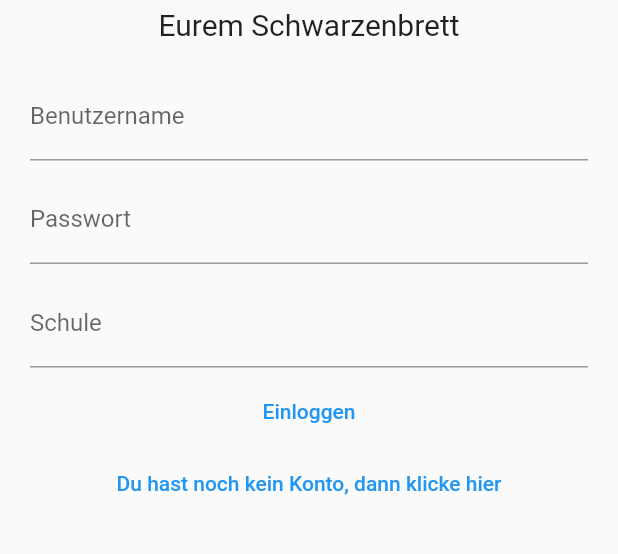
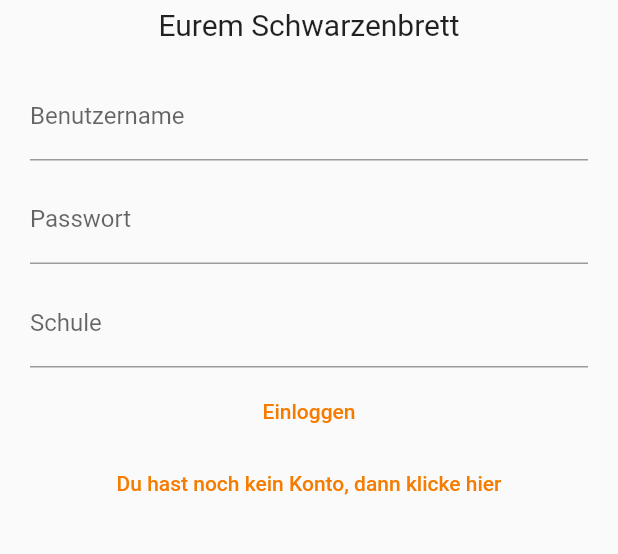
Before and after one commit to thatzanex/SchoolDex, a Flutter app: the screen it shows after launch, after a tap on "Du hast schon ein Konto, dann klicke hie", on a phone screen of 412 x 824 dp, the part 267-821 px from its top. Run offline on Flutter 3.47's test engine with Material 2 defaults, Android fonts, the phone set to English and light mode, and no system bars; our stand-ins replace sqflite, webview_flutter; accounts and stored records are empty.

Commit message:
Bereit für die Aufnahme

```diff
--- a/schooldexV1/lib/main.dart
+++ b/schooldexV1/lib/main.dart
@@ -55,7 +55,8 @@ class MyApp extends StatelessWidget {
         Blackboardpage.routeName: (ctx) =>
             Blackboardpage(status1, userId, username, dbname, searchItems),
         Vertretungspage.routeName: (ctx) => const Vertretungspage(),
-        Settingspage.routeName: (ctx) => Settingspage(userId, username, dbname),
+        Settingspage.routeName: (ctx) =>
+            Settingspage(status1, userId, username, dbname),
         LoginPage.routeName: (ctx) => LoginPage(accountStatus),
         RegistrierenPage.routeName: (ctx) => RegistrierenPage(accountStatus),
         Searchpage.routeName: (ctx) => Searchpage(nachhilfeList, agList,
--- a/schooldexV1/lib/pages/login_page.dart
+++ b/schooldexV1/lib/pages/login_page.dart
@@ -156,12 +156,16 @@ class _LoginPageState extends State<LoginPage> {
                   ),
                 ),
                 TextButton(
-                  child: const Text('Einloggen'),
-                  onPressed: submitData,
+                  child: Text(
+                    'Einloggen',
+                    style: TextStyle(color: Colors.orange.shade700),
+                  ),
+                  onPressed: () => submitData,
                 ),
                 TextButton(
-                  child: const Text(
+                  child: Text(
                     'Du hast noch kein Konto, dann klicke hier',
+                    style: TextStyle(color: Colors.orange.shade700),
                   ),
                   onPressed: () => selectPagetoRegistrieren(context),
                 ),
--- a/schooldexV1/lib/pages/registrieren_page.dart
+++ b/schooldexV1/lib/pages/registrieren_page.dart
@@ -283,12 +283,17 @@ class _RegistrierenPageState extends State<RegistrierenPage> {
                   ),
                 ),
                 TextButton(
-                  child: const Text('Registrieren'),
+                  child: Text(
+                    'Registrieren',
+                    style: TextStyle(color: Colors.orange.shade700),
+                  ),
                   onPressed: () => submitData(),
                 ),
                 TextButton(
-                  child:
-                      const Text('Du hast schon ein Konto, dann klicke hier'),
+                  child: Text(
+                    'Du hast schon ein Konto, dann klicke hier',
+                    style: TextStyle(color: Colors.orange.shade700),
+                  ),
                   onPressed: () => selectPagetoLogin(context),
                 ),
               ],
--- a/schooldexV1/lib/widgets/mybottomnavigationbar.dart
+++ b/schooldexV1/lib/widgets/mybottomnavigationbar.dart
@@ -62,7 +62,7 @@ class MyBottomNavigationBar extends StatelessWidget {
                   ),
                 ),
                 SizedBox(
-                  width: MediaQuery.of(context).size.width / 5 - 10,
+                  width: MediaQuery.of(context).size.width / 5 - 2,
                   child: IconButton(
                     icon: const Icon(Icons.school_rounded),
                     color: nachhilfeIconColor,
@@ -80,7 +80,7 @@ class MyBottomNavigationBar extends StatelessWidget {
                   ),
                 ),
                 SizedBox(
-                  width: MediaQuery.of(context).size.width / 5 - 10,
+                  width: MediaQuery.of(context).size.width / 5 - 2,
                   child: IconButton(
                     icon: const Icon(Icons.backpack_outlined),
                     color: blackboardIconColor,
```
Also changed, not shown: schooldexV1/lib/pages/settings_page.dart (+55 -26 lines), schooldexV1/lib/widgets/ag/ag_new.dart (+4 -4 lines), schooldexV1/lib/widgets/ag/ag_update.dart (+5 -2 lines), schooldexV1/lib/widgets/blackboard/blackboard_new.dart (+6 -6 lines), schooldexV1/lib/widgets/blackboard/blackboard_update.dart (+7 -7 lines), schooldexV1/lib/widgets/nachhilfen/nachhilfe_new.dart (+4 -4 lines), schooldexV1/lib/widgets/nachhilfen/nachhilfe_update.dart (+5 -2 lines), schooldexV1/lib/widgets/news/news_new.dart (+4 -4 lines), schooldexV1/lib/widgets/news/news_update.dart (+5 -2 lines).
